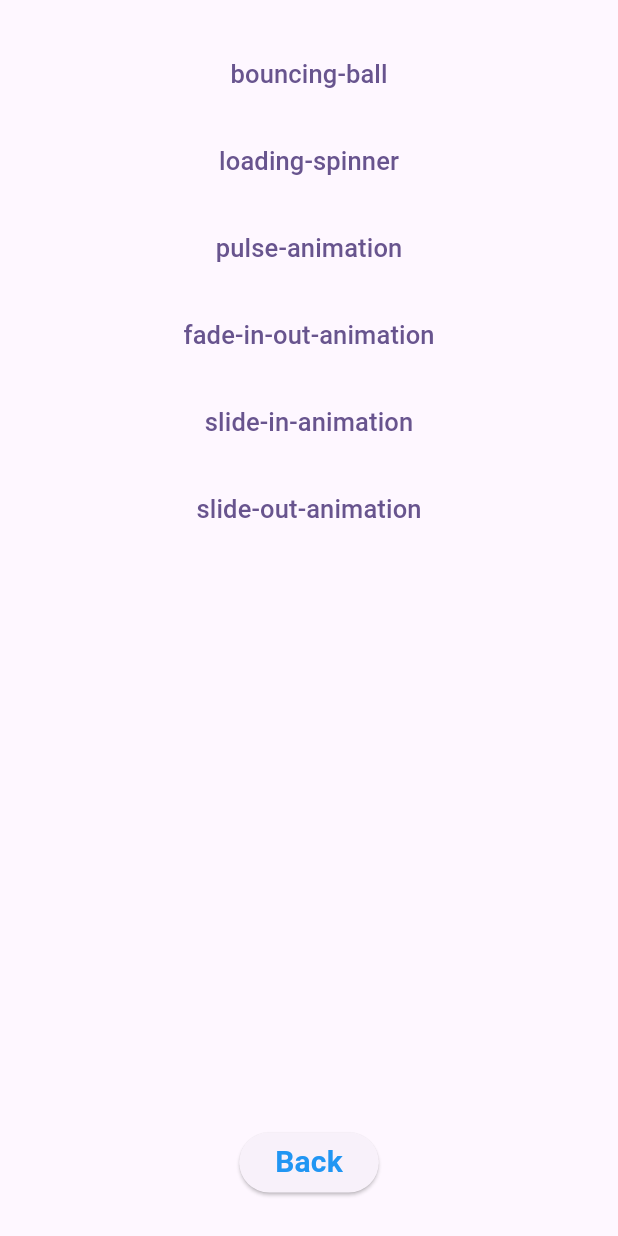
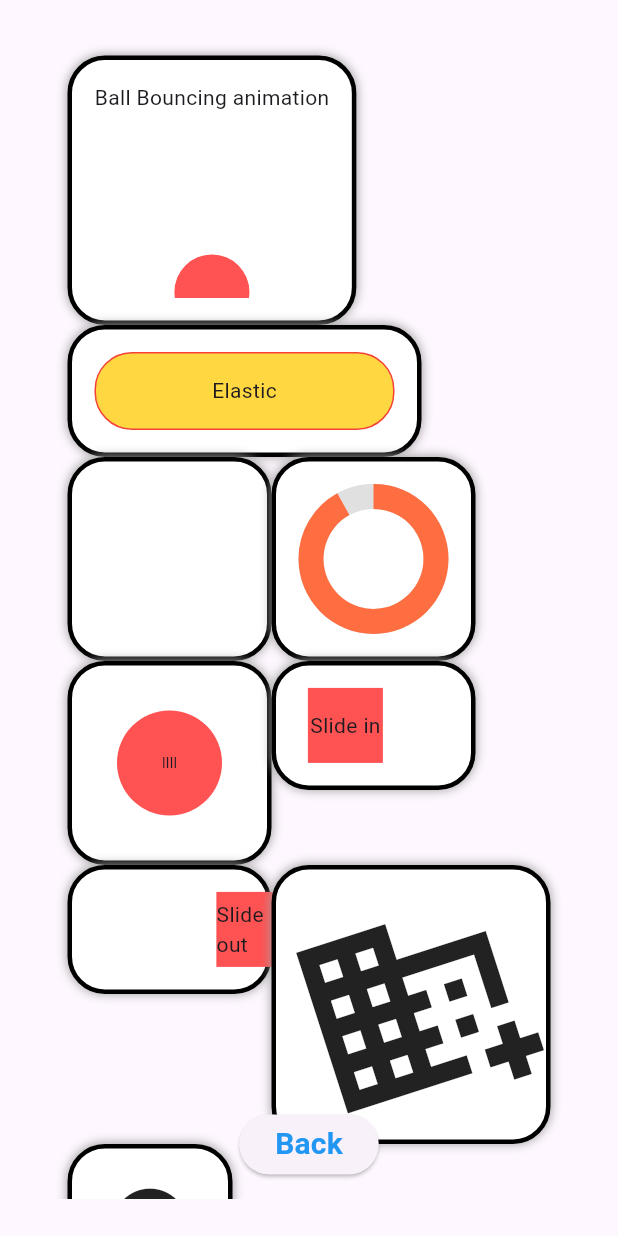
Before and after one commit to CFerrerCava/simpleanimations, a Flutter app: the screen it shows after launch, after a tap on "Next", on a phone screen of 412 x 824 dp. Run offline on Flutter 3.47's test engine with Material 3 defaults, Android fonts, the light colour scheme and no system bars; our stand-ins replace lottie.

Commit message:
changes animation to wrap

```diff
--- a/lib/di/routes.dart
+++ b/lib/di/routes.dart
@@ -1,28 +1,11 @@
 import 'package:flutter/material.dart';
-import 'package:simpleanimations/ui/animations/ball_bouncing_screen.dart';
-import 'package:simpleanimations/ui/animations/fade_in_out_screen.dart';
-import 'package:simpleanimations/ui/animations/loading_spiner_screen.dart';
-import 'package:simpleanimations/ui/animations/pulse_animation_screen.dart';
-import 'package:simpleanimations/ui/animations/slide_in_screen.dart';
 import 'package:simpleanimations/ui/screens/home_screen.dart';
 
 class SimpleAnimationRoutes {
   static const homeScreen = 'home-screen';
-  static const bouncingBall = 'bouncing-ball';
-  static const loadingSpiner = 'loading-spinner';
-  static const pulseAnimation = 'pulse-animation';
-  static const fadeInOutAnimation = 'fade-in-out-animation';
-  static const slideIn = 'slide-in-animation';
-  static const slideOut = 'slide-out-animation';
 
   static Map<String, Widget Function(BuildContext)> routes =
       <String, WidgetBuilder>{
     homeScreen: (_) => const HomeScreen(),
-    bouncingBall: (_) => const BallBouncingScreen(),
-    loadingSpiner: (_) => const LoadingSpinerScreen(),
-    pulseAnimation: (_) => const PulseAnimationScreen(),
-    fadeInOutAnimation: (_) => const FadeInOutScreen(),
-    slideIn: (_) => const SlideInScreen(),
-    slideOut: (_) => const SlideInScreen(isOpposite: true),
   };
 }
--- a/lib/ui/screens/home_screen.dart
+++ b/lib/ui/screens/home_screen.dart
@@ -1,6 +1,6 @@
 import 'package:flutter/material.dart';
 import 'package:simpleanimations/ui/widgets/home_body.dart';
-import 'package:simpleanimations/ui/widgets/list_animations_tab.dart';
+import 'package:simpleanimations/ui/widgets/wrap_animation_tab.dart';
 
 class HomeScreen extends StatefulWidget {
   const HomeScreen({super.key});
@@ -32,7 +32,7 @@ class _HomeScreenState extends State<HomeScreen> with TickerProviderStateMixin {
             HomeBody(
               onNext: _toListAnimations,
             ),
-            ListAnimationsTab(
+            WrapAnimationTab(
               onBefore: _backToHome,
             ),
           ],
--- a/lib/ui/animations/ball_bouncing_screen.dart
+++ b/lib/ui/widgets/animations/ball_bouncing_widget.dart
@@ -1,19 +1,19 @@
 import 'package:flutter/material.dart';
+import 'package:simpleanimations/ui/widgets/border_animation_box_widget.dart';
 
-class BallBouncingScreen extends StatefulWidget {
-  const BallBouncingScreen({super.key});
+class BallBouncingWidget extends StatefulWidget {
+  const BallBouncingWidget({super.key});
 
   @override
-  State<BallBouncingScreen> createState() => _BallBouncingScreenState();
+  State<BallBouncingWidget> createState() => _BallBouncingWidgetState();
 }
 
-class _BallBouncingScreenState extends State<BallBouncingScreen>
+class _BallBouncingWidgetState extends State<BallBouncingWidget>
     with TickerProviderStateMixin {
   late AnimationController ballBouncingController;
   late Animation<double> ballBouncingAnimation;
-  double screenHeight = 250;
-  double screenWidth = 0;
-  double ballSize = 100;
+
+  double ballSize = 50;
 
   @override
   void initState() {
@@ -27,6 +27,7 @@ class _BallBouncingScreenState extends State<BallBouncingScreen>
         CurvedAnimation(
             parent: ballBouncingController, curve: Curves.bounceOut))
       ..addListener(ballBouncingListener);
+    ballBouncingController.repeat(reverse: true);
   }
 
   @override
@@ -38,20 +39,18 @@ class _BallBouncingScreenState extends State<BallBouncingScreen>
 
   @override
   Widget build(BuildContext context) {
-    screenHeight = MediaQuery.sizeOf(context).height * 0.7;
-    screenWidth = MediaQuery.sizeOf(context).width;
-    return Scaffold(
-      appBar: AppBar(),
-      body: Column(
+    return BorderAnimationBox(
+      child: Column(
         children: [
-          Expanded(
-              child: Stack(
-            children: [
-              Positioned(
-                  top: ballBouncingAnimation.value * (screenHeight),
-                  left: screenWidth / 2 - ballSize / 2,
-                  child: GestureDetector(
-                    onDoubleTap: initAnimation,
+          const Text('Ball Bouncing animation'),
+          SizedBox(
+            width: screenSize(),
+            height: screenSize(),
+            child: Stack(
+              children: [
+                Positioned(
+                    top: ballBouncingAnimation.value * screenSize(),
+                    left: screenSize() / 2 - ballSize / 2,
                     child: Container(
                       width: ballSize,
                       height: ballSize,
@@ -59,10 +58,10 @@ class _BallBouncingScreenState extends State<BallBouncingScreen>
                         color: Colors.redAccent,
                         borderRadius: BorderRadius.circular(100),
                       ),
-                    ),
-                  ))
-            ],
-          ))
+                    ))
+              ],
+            ),
+          )
         ],
       ),
     );
@@ -70,8 +69,7 @@ class _BallBouncingScreenState extends State<BallBouncingScreen>
 
   void ballBouncingListener() => setState(() {});
 
-  void initAnimation() {
-    if (ballBouncingController.isAnimating) return;
-    ballBouncingController.repeat(reverse: true);
+  double screenSize() {
+    return MediaQuery.sizeOf(context).width * .3;
   }
 }
--- /dev/null
+++ b/lib/ui/widgets/animations/elastic_button_widget.dart
@@ -0,0 +1,77 @@
+import 'package:flutter/material.dart';
+import 'package:simpleanimations/ui/widgets/border_animation_box_widget.dart';
+
+class ElasticButtonWidget extends StatefulWidget {
+  const ElasticButtonWidget({super.key});
+
+  @override
+  State<ElasticButtonWidget> createState() => _ElasticButtonWidgetState();
+}
+
+class _ElasticButtonWidgetState extends State<ElasticButtonWidget>
+    with TickerProviderStateMixin {
+  late AnimationController controller;
+  late Animation<double> animation;
+
+  double plusWidth = 0;
+
+  @override
+  void initState() {
+    super.initState();
+    controller = AnimationController(
+        vsync: this,
+        duration: const Duration(seconds: 1),
+        reverseDuration: const Duration(milliseconds: 250))
+      ..addListener(listener);
+    animation = Tween<double>(begin: 1, end: 0)
+        .animate(CurvedAnimation(parent: controller, curve: Curves.bounceIn));
+  }
+
+  @override
+  void dispose() {
+    controller.dispose();
+    super.dispose();
+  }
+
+  @override
+  Widget build(BuildContext context) {
+    return BorderAnimationBox(
+      child: GestureDetector(
+        onTap: onPressed,
+        onHorizontalDragUpdate: onHorizontalDragUpdate,
+        child: Container(
+          padding: const EdgeInsets.all(15),
+          alignment: Alignment.center,
+          decoration: BoxDecoration(
+            border: Border.all(color: Colors.red),
+            color: Colors.amberAccent,
+            borderRadius: BorderRadius.circular(25),
+          ),
+          width: 100 * (1 + animation.value) + plusWidth,
+          child: const Text('Elastic'),
+        ),
+      ),
+    );
+  }
+
+  void onPressed() {
+    if (controller.isDismissed) {
+      controller.forward().then((_) {
+        controller.reverse();
+      });
+    }
+  }
+
+  void listener() {
+    setState(() {});
+  }
+
+  void onHorizontalDragUpdate(DragUpdateDetails details) {
+    setState(() {
+      final dx = details.localPosition.dx;
+      plusWidth = dx <= -100 ? 0 : dx;
+    });
+  }
+
+  double getWidth() => MediaQuery.sizeOf(context).width;
+}
--- a/lib/ui/animations/fade_in_out_screen.dart
+++ b/lib/ui/widgets/animations/fade_in_out_widget.dart
@@ -1,13 +1,14 @@
 import 'package:flutter/material.dart';
+import 'package:simpleanimations/ui/widgets/border_animation_box_widget.dart';
 
-class FadeInOutScreen extends StatefulWidget {
-  const FadeInOutScreen({super.key});
+class FadeInOutWidget extends StatefulWidget {
+  const FadeInOutWidget({super.key});
 
   @override
-  State<FadeInOutScreen> createState() => _FadeInOutScreenState();
+  State<FadeInOutWidget> createState() => _FadeInOutWidgetState();
 }
 
-class _FadeInOutScreenState extends State<FadeInOutScreen>
+class _FadeInOutWidgetState extends State<FadeInOutWidget>
     with TickerProviderStateMixin {
   late AnimationController animationController;
   late Animation animation;
@@ -32,27 +33,18 @@ class _FadeInOutScreenState extends State<FadeInOutScreen>
 
   @override
   Widget build(BuildContext context) {
-    return Scaffold(
-      appBar: AppBar(),
-      body: Column(
-        children: [
-          Expanded(
-            child: Center(
+    return BorderAnimationBox(
       child: Opacity(
         opacity: 1.0 - animation.value,
         child: Container(
           alignment: Alignment.center,
-                  width: 200,
-                  height: 200,
+          width: 100,
+          height: 100,
           color: Colors.amberAccent,
           child: const Text(
             'Fade in out',
           ),
         ),
-              ),
-            ),
-          )
-        ],
       ),
     );
   }
--- a/lib/ui/animations/loading_spiner_screen.dart
+++ b/lib/ui/widgets/animations/loading_spiner_widget.dart
@@ -1,15 +1,16 @@
 import 'dart:math';
 
 import 'package:flutter/material.dart';
+import 'package:simpleanimations/ui/widgets/border_animation_box_widget.dart';
 
-class LoadingSpinerScreen extends StatefulWidget {
-  const LoadingSpinerScreen({super.key});
+class LoadingSpinerWidget extends StatefulWidget {
+  const LoadingSpinerWidget({super.key});
 
   @override
-  State<LoadingSpinerScreen> createState() => _LoadingSpinerScreenState();
+  State<LoadingSpinerWidget> createState() => _LoadingSpinerWidgetState();
 }
 
-class _LoadingSpinerScreenState extends State<LoadingSpinerScreen>
+class _LoadingSpinerWidgetState extends State<LoadingSpinerWidget>
     with TickerProviderStateMixin {
   late AnimationController controller;
   late Animation<double> animation;
@@ -37,25 +38,16 @@ class _LoadingSpinerScreenState extends State<LoadingSpinerScreen>
 
   @override
   Widget build(BuildContext context) {
-    return Scaffold(
-      appBar: AppBar(),
-      body: Column(
-        children: [
-          Expanded(
-            child: Center(
+    return BorderAnimationBox(
       child: SizedBox(
-                width: 200,
-                height: 200,
+        width: 100,
+        height: 100,
         child: CustomPaint(
           painter: SpinnerPainting(
             percentage: animation.value,
             color: Colors.deepOrangeAccent,
           ),
         ),
-              ),
-            ),
-          ),
-        ],
       ),
     );
   }
--- a/lib/ui/animations/pulse_animation_screen.dart
+++ b/lib/ui/widgets/animations/pulse_animation_widget.dart
@@ -1,4 +1,6 @@
 import 'package:flutter/material.dart';
+import 'package:flutter/src/gestures/long_press.dart';
+import 'package:simpleanimations/ui/widgets/border_animation_box_widget.dart';
 
 class PulseAnimationScreen extends StatefulWidget {
   const PulseAnimationScreen({super.key});
@@ -9,7 +11,6 @@ class PulseAnimationScreen extends StatefulWidget {
 
 class _PulseAnimationScreenState extends State<PulseAnimationScreen>
     with TickerProviderStateMixin {
-  Size boxSize = const Size(100, 100);
   late AnimationController animationController;
   late Animation<double> animation;
   bool isRepeated = false;
@@ -20,9 +21,10 @@ class _PulseAnimationScreenState extends State<PulseAnimationScreen>
         vsync: this,
         reverseDuration: const Duration(milliseconds: 250),
         duration: const Duration(seconds: 1));
-    animation = Tween<double>(begin: 0, end: 1).animate(CurvedAnimation(
+    animation = Tween<double>(begin: 1, end: 0).animate(CurvedAnimation(
         parent: animationController, curve: Curves.fastLinearToSlowEaseIn));
     animationController.addListener(_listener);
+    animationController.repeat(reverse: true);
   }
 
   @override
@@ -33,30 +35,14 @@ class _PulseAnimationScreenState extends State<PulseAnimationScreen>
 
   @override
   Widget build(BuildContext context) {
-    return Scaffold(
-      appBar: AppBar(),
-      body: Column(
-        crossAxisAlignment: CrossAxisAlignment.center,
-        mainAxisAlignment: MainAxisAlignment.center,
-        children: [
-          TextButton(
-              onPressed: isRepeated ? stopRepeated : repeated,
-              child: Text(isRepeated ? 'Pulse to stop' : 'Pulse to repeated')),
-          Expanded(
-            child: Center(
-              child: GestureDetector(
-                onTap: onTap,
-                onLongPressDown: (details) {
-                  animationController.animateTo(1,
-                      curve: Curves.decelerate,
-                      duration: const Duration(seconds: 4));
-                },
-                onLongPressUp: () => animationController.reverse(),
-                onLongPressEnd: (_) => animationController.reverse(),
+    return BorderAnimationBox(
+      child: SizedBox(
+        width: 100,
+        height: 100,
+        child: Transform.scale(
+          scale: 0.7 * (1 + animation.value),
           child: Container(
             alignment: Alignment.center,
-                  width: boxSize.width * (1 + animation.value),
-                  height: boxSize.height * (1 + animation.value),
             decoration: BoxDecoration(
               borderRadius: BorderRadius.circular(100),
               color: Colors.redAccent,
@@ -64,9 +50,6 @@ class _PulseAnimationScreenState extends State<PulseAnimationScreen>
             child: const Text('llll'),
           ),
         ),
-            ),
-          )
-        ],
       ),
     );
   }
@@ -99,4 +82,13 @@ class _PulseAnimationScreenState extends State<PulseAnimationScreen>
   void changeUpdateState() {
     setState(() => isRepeated = !isRepeated);
   }
+
+  void onLongPressDown(LongPressDownDetails details) {
+    animationController.animateTo(1,
+        curve: Curves.decelerate, duration: const Duration(seconds: 4));
   }
+
+  void reverse() {
+    animationController.reverse();
+  }
+}
--- /dev/null
+++ b/lib/ui/widgets/animations/rotation_360.dart
@@ -0,0 +1,49 @@
+import 'package:flutter/material.dart';
+import 'package:simpleanimations/ui/widgets/border_animation_box_widget.dart';
+
+class Rotation360 extends StatefulWidget {
+  const Rotation360({super.key});
+
+  @override
+  State<Rotation360> createState() => _Rotation360State();
+}
+
+class _Rotation360State extends State<Rotation360>
+    with TickerProviderStateMixin {
+  late AnimationController controller;
+  late Animation<double> animation;
+  @override
+  void initState() {
+    super.initState();
+    controller = AnimationController(
+        vsync: this,
+        duration: const Duration(seconds: 3),
+        reverseDuration: const Duration(seconds: 1))
+      ..addListener(_listener);
+    animation = Tween<double>(begin: 0, end: 1)
+        .animate(CurvedAnimation(parent: controller, curve: Curves.elasticOut));
+    controller.repeat(reverse: true);
+  }
+
+  @override
+  void dispose() {
+    controller.dispose();
+    super.dispose();
+  }
+
+  @override
+  Widget build(BuildContext context) {
+    return BorderAnimationBox(
+        child: RotationTransition(
+      turns: animation,
+      child: const Icon(
+        Icons.domain_add_sharp,
+        size: 150,
+      ),
+    ));
+  }
+
+  void _listener() {
+    setState(() {});
+  }
+}
--- /dev/null
+++ b/lib/ui/widgets/animations/scale_up_down.dart
@@ -0,0 +1,50 @@
+import 'package:flutter/material.dart';
+import 'package:simpleanimations/ui/widgets/border_animation_box_widget.dart';
+
+class ScaleUpDown extends StatefulWidget {
+  const ScaleUpDown({super.key});
+
+  @override
+  State<ScaleUpDown> createState() => _ScaleUpDownState();
+}
+
+class _ScaleUpDownState extends State<ScaleUpDown>
+    with TickerProviderStateMixin {
+  late AnimationController controller;
+  late Animation<double> animation;
+
+  @override
+  void initState() {
+    super.initState();
+    controller = AnimationController(
+        vsync: this,
+        duration: const Duration(seconds: 2),
+        reverseDuration: const Duration(seconds: 1))
+      ..addListener(listener);
+    animation = Tween<double>(begin: 0, end: 1).animate(
+        CurvedAnimation(parent: controller, curve: Curves.elasticInOut));
+    controller.repeat(reverse: true);
+  }
+
+  @override
+  void dispose() {
+    controller.dispose();
+    super.dispose();
+  }
+
+  @override
+  Widget build(BuildContext context) {
+    return BorderAnimationBox(
+        child: Padding(
+      padding: const EdgeInsets.all(25),
+      child: Transform.scale(
+        scale: (3 * animation.value) + 1,
+        child: const Icon(Icons.data_exploration_sharp),
+      ),
+    ));
+  }
+
+  void listener() {
+    setState(() {});
+  }
+}
--- a/lib/ui/animations/slide_in_screen.dart
+++ b/lib/ui/widgets/animations/slide_in_screen.dart
@@ -1,14 +1,15 @@
 import 'package:flutter/material.dart';
+import 'package:simpleanimations/ui/widgets/border_animation_box_widget.dart';
 
-class SlideInScreen extends StatefulWidget {
+class SlideInWidget extends StatefulWidget {
   final bool isOpposite;
-  const SlideInScreen({super.key, this.isOpposite = false});
+  const SlideInWidget({super.key, this.isOpposite = false});
 
   @override
-  State<SlideInScreen> createState() => _SlideInScreenState();
+  State<SlideInWidget> createState() => _SlideInWidgetState();
 }
 
-class _SlideInScreenState extends State<SlideInScreen>
+class _SlideInWidgetState extends State<SlideInWidget>
     with TickerProviderStateMixin {
   late AnimationController animationController;
   late Animation<Offset> animation;
@@ -41,23 +42,19 @@ class _SlideInScreenState extends State<SlideInScreen>
 
   @override
   Widget build(BuildContext context) {
-    return Scaffold(
-      appBar: AppBar(),
-      body: Column(
-        children: [
-          Center(
+    return BorderAnimationBox(
+      child: Padding(
+        padding: const EdgeInsets.symmetric(horizontal: 25),
         child: SlideTransition(
           position: animation,
           child: Container(
             alignment: Alignment.center,
             color: Colors.redAccent,
-                width: 250,
-                height: 250,
+            width: 50,
+            height: 50,
             child: Text(widget.isOpposite ? 'Slide out' : 'Slide in'),
           ),
         ),
-          ),
-        ],
       ),
     );
   }
--- /dev/null
+++ b/lib/ui/widgets/border_animation_box_widget.dart
@@ -0,0 +1,24 @@
+import 'package:flutter/material.dart';
+
+class BorderAnimationBox extends StatelessWidget {
+  final Widget child;
+  const BorderAnimationBox({super.key, required this.child});
+
+  @override
+  Widget build(BuildContext context) {
+    return Container(
+      padding: const EdgeInsets.all(15),
+      decoration: BoxDecoration(
+          color: Colors.white,
+          border: Border.all(color: Colors.black, width: 3),
+          boxShadow: const [
+            BoxShadow(
+              color: Colors.grey,
+              blurRadius: 5,
+            )
+          ],
+          borderRadius: BorderRadius.circular(25)),
+      child: child,
+    );
+  }
+}
--- /dev/null
+++ b/lib/ui/widgets/wrap_animation_tab.dart
@@ -0,0 +1,54 @@
+import 'package:flutter/material.dart';
+import 'package:simpleanimations/ui/widgets/animations/ball_bouncing_widget.dart';
+import 'package:simpleanimations/ui/widgets/animations/elastic_button_widget.dart';
+import 'package:simpleanimations/ui/widgets/animations/fade_in_out_widget.dart';
+import 'package:simpleanimations/ui/widgets/animations/loading_spiner_widget.dart';
+import 'package:simpleanimations/ui/widgets/animations/pulse_animation_widget.dart';
+import 'package:simpleanimations/ui/widgets/animations/rotation_360.dart';
+import 'package:simpleanimations/ui/widgets/animations/scale_up_down.dart';
+import 'package:simpleanimations/ui/widgets/animations/slide_in_screen.dart';
+
+class WrapAnimationTab extends StatefulWidget {
+  final Function() onBefore;
+  const WrapAnimationTab({super.key, required this.onBefore});
+
+  @override
+  State<WrapAnimationTab> createState() => _WrapAnimationTabState();
+}
+
+class _WrapAnimationTabState extends State<WrapAnimationTab> {
+  @override
+  Widget build(BuildContext context) {
+    return Padding(
+      padding: const EdgeInsets.all(12),
+      child: Column(
+        children: [
+          const Expanded(
+            child: Wrap(
+              children: [
+                BallBouncingWidget(),
+                ElasticButtonWidget(),
+                FadeInOutWidget(),
+                LoadingSpinerWidget(),
+                PulseAnimationScreen(),
+                SlideInWidget(),
+                SlideInWidget(isOpposite: true),
+                Rotation360(),
+                ScaleUpDown(),
+              ],
+            ),
+          ),
+          ElevatedButton(
+              onPressed: widget.onBefore,
+              child: const Text(
+                'Back',
+                style: TextStyle(
+                    fontSize: 20,
+                    fontWeight: FontWeight.w600,
+                    color: Colors.blue),
+              ))
+        ],
+      ),
+    );
+  }
+}
```
Also changed, not shown: 1 other file. Lines whose indentation alone changed are shown as unchanged.
